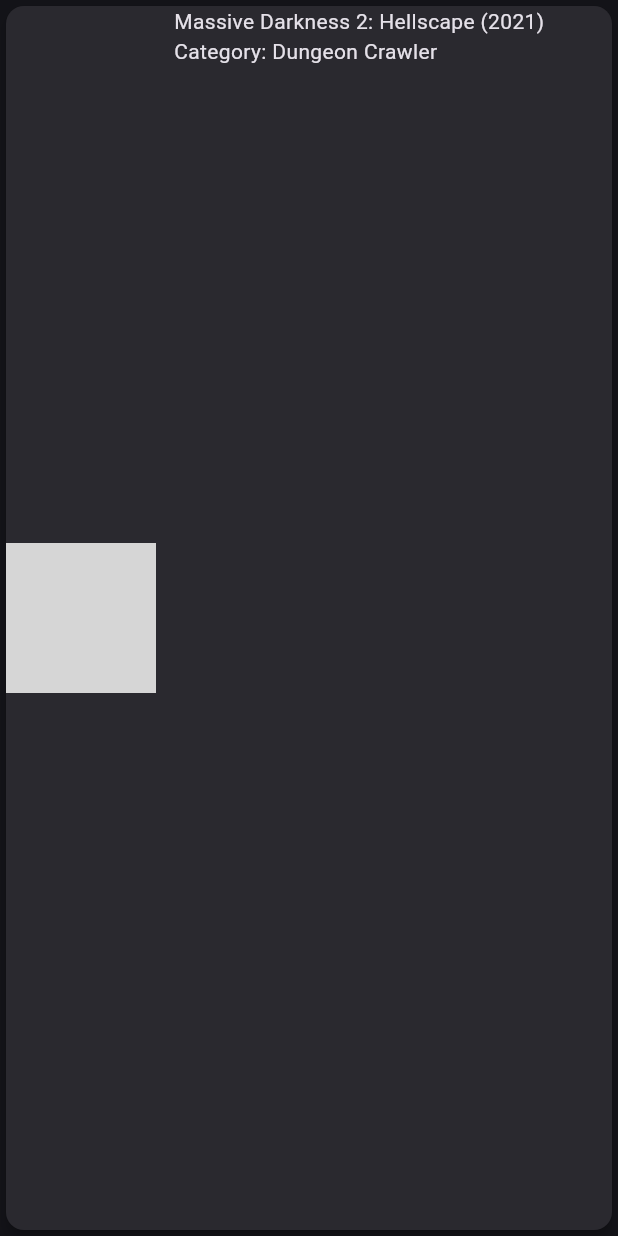
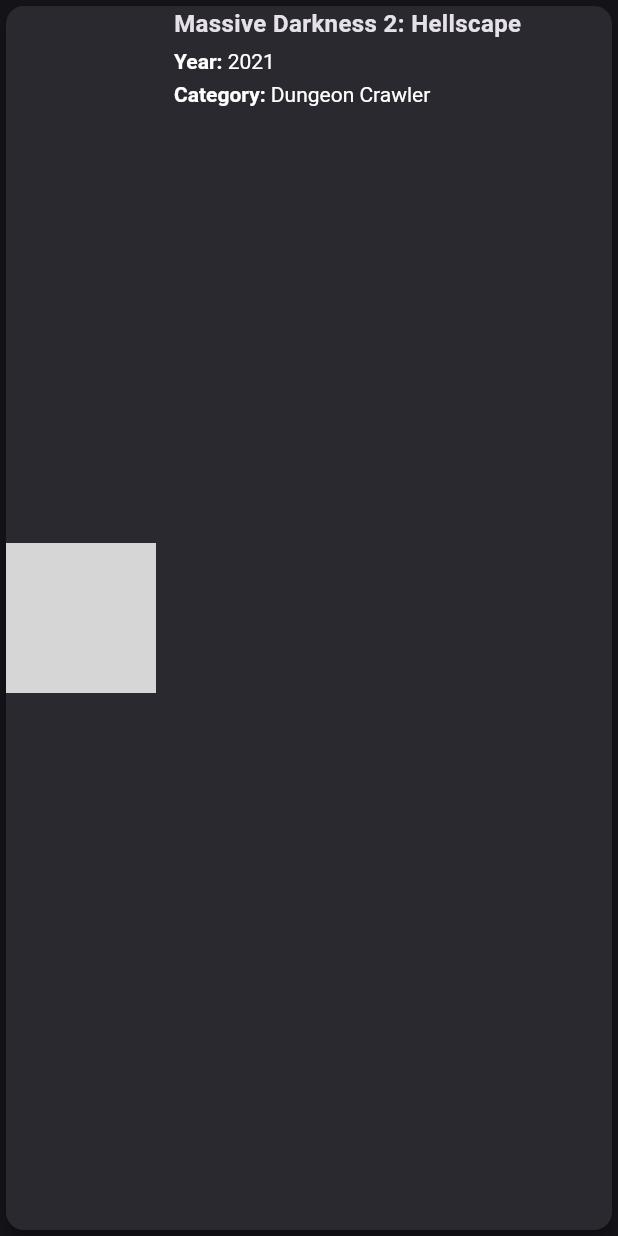
Before and after one commit to ArthurFcc/project_emperor, a Flutter app: the BoardgameCard widget shown alone on an empty page, opened directly, on a phone screen of 412 x 824 dp. Run offline on Flutter 3.47's test engine with Material 3 defaults, Android fonts, the phone set to English and light mode, and no system bars; our stand-ins replace dio, equatable, flutter_bloc, image_picker; network calls fail; grey boxes are pictures that could not be loaded.

```diff
--- a/lib/components/inputs/my_textinput.dart
+++ b/lib/components/inputs/my_textinput.dart
@@ -20,7 +20,7 @@ class MyTextInput extends StatelessWidget {
       controller: textEditingController,
       focusNode: focusNode,
       decoration: InputDecoration(
-        border: OutlineInputBorder(borderRadius: BorderRadius.circular(12)),
+        border: OutlineInputBorder(borderRadius: BorderRadius.circular(8)),
         filled: true,
         labelText: label,
         alignLabelWithHint: textBox,
--- a/lib/pages/collection/widgets/boardgame_card.dart
+++ b/lib/pages/collection/widgets/boardgame_card.dart
@@ -23,14 +23,43 @@ class BoardgameCard extends StatelessWidget {
               ),
             ),
           ),
-          Padding(
-            padding: const EdgeInsets.symmetric(horizontal: 12),
-            child: Column(
-              crossAxisAlignment: CrossAxisAlignment.start,
-              children: [
-                Text("Massive Darkness 2: Hellscape (2021)"),
-                Text("Category: Dungeon Crawler"),
-              ],
+          Expanded(
+            child: Padding(
+              padding: const EdgeInsets.symmetric(horizontal: 12),
+              child: Column(
+                crossAxisAlignment: CrossAxisAlignment.start,
+                spacing: 6,
+                children: [
+                  Text(
+                    "Massive Darkness 2: Hellscape",
+                    style: TextStyle(fontWeight: FontWeight.bold, fontSize: 16),
+                  ),
+                  RichText(
+                    text: TextSpan(
+                      text: "Year: ",
+                      style: TextStyle(fontWeight: FontWeight.bold),
+                      children: [
+                        TextSpan(
+                          text: "2021",
+                          style: TextStyle(fontWeight: FontWeight.normal),
+                        ),
+                      ],
+                    ),
+                  ),
+                  RichText(
+                    text: TextSpan(
+                      text: "Category: ",
+                      style: TextStyle(fontWeight: FontWeight.bold),
+                      children: [
+                        TextSpan(
+                          text: "Dungeon Crawler",
+                          style: TextStyle(fontWeight: FontWeight.normal),
+                        ),
+                      ],
+                    ),
+                  ),
+                ],
+              ),
             ),
           ),
         ],
```
Also changed, not shown: lib/components/buttons/settings_button.dart (added, +29 -0 lines), lib/pages/collection/collection.dart (+23 -0 lines), lib/pages/profile/profile.dart (+36 -1 lines), lib/pages/profile/widgets/edit_profile.dart (added, +74 -0 lines), lib/pages/profile/widgets/profile_header.dart (added, +42 -0 lines).
